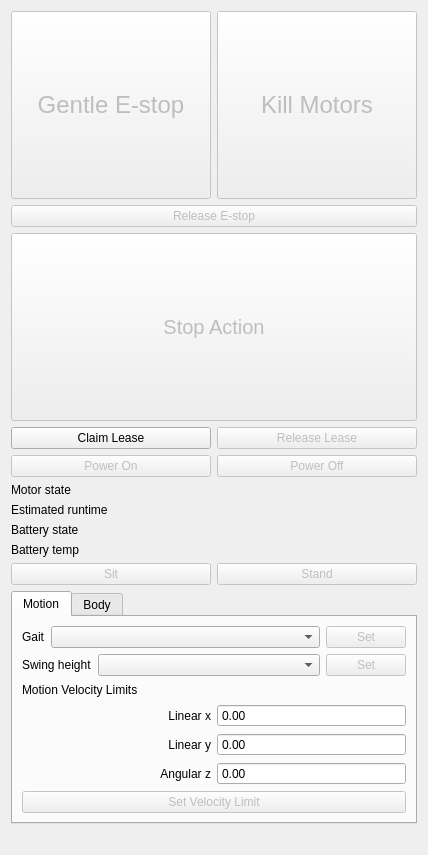
The window that spot_viz/resource/spot_control.ui (heuristicus/spot_ros) describes before a commit, drawn with Qt 5.
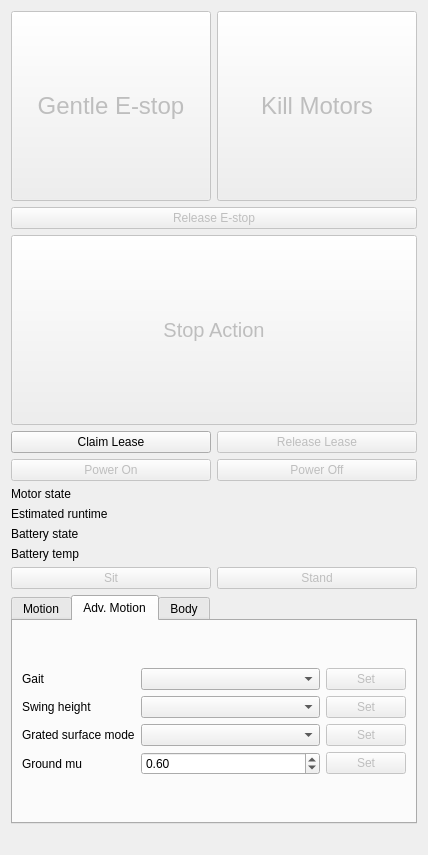
The same window after the commit. The open tabs and pages were chosen to show the change.

Commit message: Advanced motion tab, obstacle and terrain params added to driver and panel

```diff
--- a/spot_viz/resource/spot_control.ui
+++ b/spot_viz/resource/spot_control.ui
@@ -237,64 +237,33 @@
            <item>
             <layout class="QHBoxLayout" name="horizontalLayout_2">
              <item>
-              <widget class="QLabel" name="gaitLabel">
+              <widget class="QLabel" name="obstaclePaddingLabel">
                <property name="text">
-                <string>Gait</string>
+                <string>Obstacle padding</string>
                </property>
-              </widget>
-             </item>
-             <item>
-              <widget class="QComboBox" name="gaitComboBox">
-               <property name="sizePolicy">
-                <sizepolicy hsizetype="MinimumExpanding" vsizetype="Fixed">
-                 <horstretch>0</horstretch>
-                 <verstretch>0</verstretch>
-                </sizepolicy>
+               <property name="buddy">
+                <cstring>obstaclePaddingSpin</cstring>
                </property>
               </widget>
              </item>
              <item>
-              <widget class="QPushButton" name="setGaitButton">
-               <property name="enabled">
-                <bool>false</bool>
+              <widget class="QDoubleSpinBox" name="obstaclePaddingSpin">
+               <property name="decimals">
+                <number>2</number>
                </property>
-               <property name="text">
-                <string>Set</string>
+               <property name="maximum">
+                <double>0.500000000000000</double>
                </property>
-              </widget>
-             </item>
-            </layout>
-           </item>
-           <item>
-            <layout class="QHBoxLayout" name="swingHeightLayout">
-             <item>
-              <widget class="QLabel" name="swingHeightLabel">
-               <property name="text">
-                <string>Swing height</string>
+               <property name="singleStep">
+                <double>0.100000000000000</double>
                </property>
               </widget>
              </item>
              <item>
-              <widget class="QComboBox" name="swingHeightComboBox">
-               <property name="sizePolicy">
-                <sizepolicy hsizetype="Expanding" vsizetype="Fixed">
-                 <horstretch>0</horstretch>
-                 <verstretch>0</verstretch>
-                </sizepolicy>
-               </property>
-              </widget>
-             </item>
-             <item>
-              <widget class="QPushButton" name="setSwingHeightButton">
+              <widget class="QPushButton" name="setObstaclePaddingButton">
                <property name="enabled">
                 <bool>false</bool>
                </property>
-               <property name="sizePolicy">
-                <sizepolicy hsizetype="Minimum" vsizetype="Fixed">
-                 <horstretch>0</horstretch>
-                 <verstretch>0</verstretch>
-                </sizepolicy>
-               </property>
                <property name="text">
                 <string>Set</string>
                </property>
@@ -391,6 +360,159 @@
          </item>
         </layout>
        </widget>
+       <widget class="QWidget" name="advancedMotionTab">
+        <attribute name="title">
+         <string>Adv. Motion</string>
+        </attribute>
+        <layout class="QVBoxLayout" name="verticalLayout_6">
+         <item>
+          <layout class="QVBoxLayout" name="advancedMotionLayout">
+           <item>
+            <layout class="QGridLayout" name="gridLayout_2">
+             <item row="2" column="1">
+              <widget class="QComboBox" name="gratedSurfacesComboBox">
+               <property name="sizePolicy">
+                <sizepolicy hsizetype="MinimumExpanding" vsizetype="Fixed">
+                 <horstretch>0</horstretch>
+                 <verstretch>0</verstretch>
+                </sizepolicy>
+               </property>
+              </widget>
+             </item>
+             <item row="2" column="2">
+              <widget class="QPushButton" name="setGratedSurfacesButton">
+               <property name="enabled">
+                <bool>false</bool>
+               </property>
+               <property name="text">
+                <string>Set</string>
+               </property>
+              </widget>
+             </item>
+             <item row="1" column="0">
+              <widget class="QLabel" name="swingHeightLabel">
+               <property name="text">
+                <string>Swing height</string>
+               </property>
+               <property name="buddy">
+                <cstring>swingHeightComboBox</cstring>
+               </property>
+              </widget>
+             </item>
+             <item row="1" column="2">
+              <widget class="QPushButton" name="setSwingHeightButton">
+               <property name="enabled">
+                <bool>false</bool>
+               </property>
+               <property name="sizePolicy">
+                <sizepolicy hsizetype="Minimum" vsizetype="Fixed">
+                 <horstretch>0</horstretch>
+                 <verstretch>0</verstretch>
+                </sizepolicy>
+               </property>
+               <property name="text">
+                <string>Set</string>
+               </property>
+              </widget>
+             </item>
+             <item row="0" column="1">
+              <widget class="QComboBox" name="gaitComboBox">
+               <property name="sizePolicy">
+                <sizepolicy hsizetype="MinimumExpanding" vsizetype="Fixed">
+                 <horstretch>0</horstretch>
+                 <verstretch>0</verstretch>
+                </sizepolicy>
+               </property>
+              </widget>
+             </item>
+             <item row="0" column="2">
+              <widget class="QPushButton" name="setGaitButton">
+               <property name="enabled">
+                <bool>false</bool>
+               </property>
+               <property name="text">
+                <string>Set</string>
+               </property>
+              </widget>
+             </item>
+             <item row="0" column="0">
+              <widget class="QLabel" name="gaitLabel">
+               <property name="text">
+                <string>Gait</string>
+               </property>
+               <property name="buddy">
+                <cstring>gaitComboBox</cstring>
+               </property>
+              </widget>
+             </item>
+             <item row="1" column="1">
+              <widget class="QComboBox" name="swingHeightComboBox">
+               <property name="sizePolicy">
+                <sizepolicy hsizetype="Expanding" vsizetype="Fixed">
+                 <horstretch>0</horstretch>
+                 <verstretch>0</verstretch>
+                </sizepolicy>
+               </property>
+              </widget>
+             </item>
+             <item row="2" column="0">
+              <widget class="QLabel" name="gratedSurfacesLabel">
+               <property name="text">
+                <string>Grated surface mode</string>
+               </property>
+               <property name="buddy">
+                <cstring>gratedSurfacesComboBox</cstring>
+               </property>
+              </widget>
+             </item>
+             <item row="3" column="0">
+              <widget class="QLabel" name="frictionLabel">
+               <property name="text">
+                <string>Ground mu</string>
+               </property>
+               <property name="buddy">
+                <cstring>frictionSpin</cstring>
+               </property>
+              </widget>
+             </item>
+             <item row="3" column="1">
+              <widget class="QDoubleSpinBox" name="frictionSpin">
+               <property name="sizePolicy">
+                <sizepolicy hsizetype="MinimumExpanding" vsizetype="Fixed">
+                 <horstretch>0</horstretch>
+                 <verstretch>0</verstretch>
+                </sizepolicy>
+               </property>
+               <property name="minimum">
+                <double>0.200000000000000</double>
+               </property>
+               <property name="maximum">
+                <double>0.800000000000000</double>
+               </property>
+               <property name="singleStep">
+                <double>0.100000000000000</double>
+               </property>
+               <property name="value">
+                <double>0.600000000000000</double>
+               </property>
+              </widget>
+             </item>
+             <item row="3" column="2">
+              <widget class="QPushButton" name="setFrictionButton">
+               <property name="enabled">
+                <bool>false</bool>
+               </property>
+               <property name="text">
+                <string>Set</string>
+               </property>
+              </widget>
+             </item>
+            </layout>
+           </item>
+          </layout>
+         </item>
+        </layout>
+       </widget>
        <widget class="QWidget" name="bodyTab">
         <attribute name="title">
          <string>Body</string>
```
Left out of the diff: 35 changed lines with no effect on the pictures. The commit also changes 10 other files.
